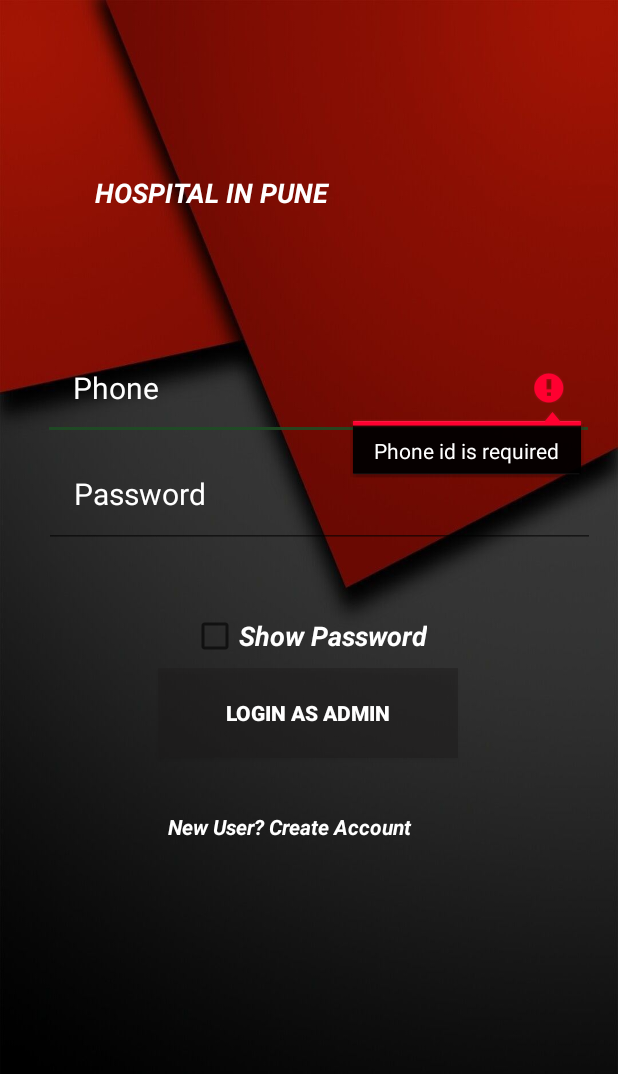
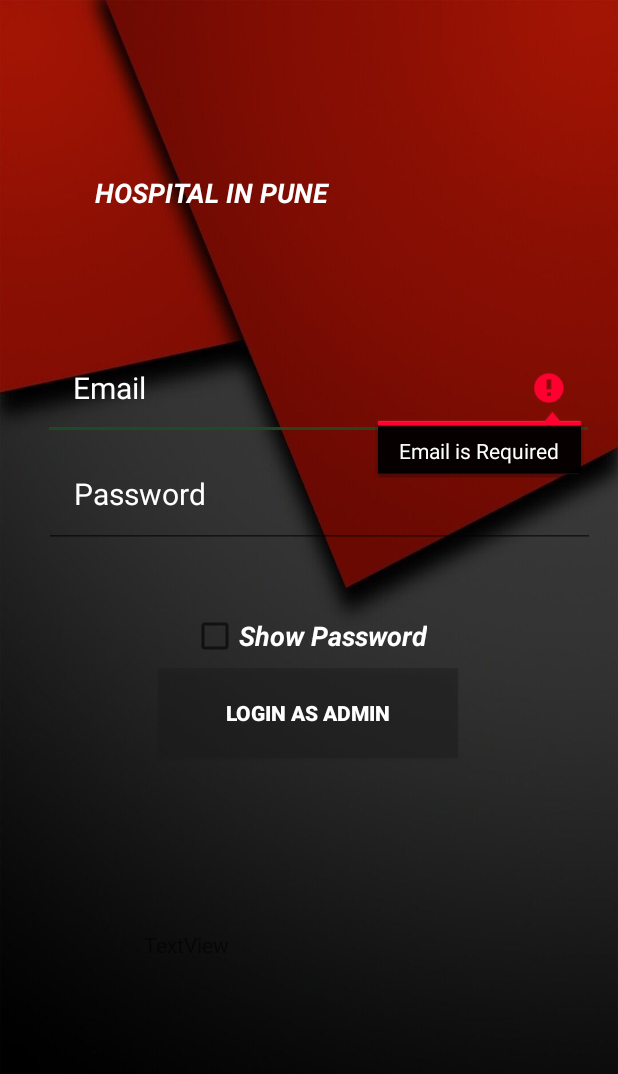
Before and after one commit to vikasvarnekar3/HospitalApp, an Android app: the Login_admin screen opened directly, with no data from a screen before it, after a tap on "LOGIN AS ADMIN", on a phone screen of 412 x 824 dp. Shown: the top 1074 px of the screen. Run offline under Robolectric (Android 15) with nearby library versions, the phone set to English and light mode, and no system bars; our stand-ins replace Firebase (no records; nobody signed in at launch, a user with empty details on screens opened directly).

Commit message:
add firebase autentication for register and login

```diff
--- a/app/src/main/java/com/example/hospitalapp/Login_admin.java
+++ b/app/src/main/java/com/example/hospitalapp/Login_admin.java
@@ -18,6 +18,10 @@ import androidx.annotation.NonNull;
 import androidx.appcompat.app.AppCompatActivity;
 
 import com.example.hospitalapp.Model.Admin;
+import com.google.android.gms.tasks.OnCompleteListener;
+import com.google.android.gms.tasks.Task;
+import com.google.firebase.auth.AuthResult;
+import com.google.firebase.auth.FirebaseAuth;
 import com.google.firebase.database.DataSnapshot;
 import com.google.firebase.database.DatabaseError;
 import com.google.firebase.database.DatabaseReference;
@@ -25,22 +29,24 @@ import com.google.firebase.database.FirebaseDatabase;
 import com.google.firebase.database.ValueEventListener;
 
 public class Login_admin extends AppCompatActivity {
-    EditText mphone,mPassword;
+    EditText mEmail,mPassword;
     Button mLoginBtn;
     TextView mCreateBtn;
     ProgressBar progressBar;
     CheckBox showpassword;
+    FirebaseAuth fAuth;
 
     @Override
     protected void onCreate(Bundle savedInstanceState) {
         super.onCreate(savedInstanceState);
         setContentView(R.layout.activity_login_admin);
         showpassword = findViewById(R.id.showpassword1);
-        mphone = findViewById(R.id.login_phone_admin);
+        mEmail = findViewById(R.id.login_phone_admin);
         mPassword = findViewById(R.id.login_password_admin);
         progressBar = findViewById(R.id.progressBar2);
         mLoginBtn = findViewById(R.id.login_admin);
-        mCreateBtn = findViewById(R.id.Register_here1);
+        mCreateBtn = findViewById(R.id.textView6);
+        fAuth = FirebaseAuth.getInstance();
 
         showpassword.setOnCheckedChangeListener(new CompoundButton.OnCheckedChangeListener() {
             @Override
@@ -59,13 +65,12 @@ public class Login_admin extends AppCompatActivity {
         mLoginBtn.setOnClickListener(new View.OnClickListener()
         {
             @Override
-            public void onClick(View v)
-            {
+            public void onClick(View v) {
 
-                final String phone = mphone.getText().toString().trim();
+                final String email = mEmail.getText().toString().trim();
                 final String password = mPassword.getText().toString().trim();
-                if (TextUtils.isEmpty(phone)) {
-                    mphone.setError("Phone id is required");
+                if (TextUtils.isEmpty(email)) {
+                    mEmail.setError("Email is Required");
                     return;
                 }
                 if (TextUtils.isEmpty(password)) {
@@ -79,57 +84,29 @@ public class Login_admin extends AppCompatActivity {
 
                 progressBar.setVisibility(View.VISIBLE);
 
-                final DatabaseReference RootRef;
-                RootRef = FirebaseDatabase.getInstance().getReference();
-                RootRef.addListenerForSingleValueEvent(new ValueEventListener() {
+                fAuth.signInWithEmailAndPassword(email, password).addOnCompleteListener(new OnCompleteListener<AuthResult>() {
                     @Override
-                    public void onDataChange(@NonNull DataSnapshot dataSnapshot) {
-                        if(dataSnapshot.child("Admin").child(phone).exists())
-                        {
-                            Admin userData =dataSnapshot.child("Admin").child(phone).getValue(Admin.class);
-
-                            if(userData.getPhone_no().equals(phone))
-                            {
-                                if(userData.getPassword().equals(password))
-                                {
-
-                                    Toast.makeText(Login_admin.this, "Welcome admin, Logged in successfully" , Toast.LENGTH_SHORT).show();
-
-                                    finish();
-
-                                }
-                                else
-                                {
-                                    Toast.makeText(Login_admin.this, "Password is incorrect.", Toast.LENGTH_SHORT).show();
-                                    progressBar.setVisibility(View.INVISIBLE);
-                                }
-                            }
-                        }
-                        else
-                        {
-                            Toast.makeText(Login_admin.this, "Account with this  " + phone + "number do not exist", Toast.LENGTH_SHORT).show();
-                            Toast.makeText(Login_admin.this, "You need to create a new account.", Toast.LENGTH_SHORT).show();
-                            progressBar.setVisibility(View.INVISIBLE);
+                    public void onComplete(@NonNull Task<AuthResult> task) {
+                        if (task.isSuccessful()) {
+                            Toast.makeText(Login_admin.this, "Logged in Successfully", Toast.LENGTH_SHORT).show();
+                            startActivity(new Intent(getApplicationContext(), main.class));
+                        } else {
+                            Toast.makeText(Login_admin.this, "Error ! " + task.getException().getMessage(), Toast.LENGTH_SHORT).show();
                         }
                     }
+                });
 
+
+                mCreateBtn.setOnClickListener(new View.OnClickListener() {
                     @Override
-                    public void onCancelled(@NonNull DatabaseError databaseError)
-                    {
-
+                    public void onClick(View v) {
+                        Intent intent = new Intent(Login_admin.this,Registration_admin.class);
+                        startActivity(intent);
+                        finish();
                     }
                 });
             }
-        });
-        mCreateBtn.setOnClickListener(new View.OnClickListener() {
-            @Override
-            public void onClick(View v)
-            {
-                Intent createintent =new Intent(Login_admin.this,Registration_admin.class);
-                startActivity(createintent);
-                finish();
-            }
-        });
+     });
 
 
     }
--- a/app/src/main/java/com/example/hospitalapp/MainActivity.java
+++ b/app/src/main/java/com/example/hospitalapp/MainActivity.java
@@ -27,8 +27,7 @@ public class MainActivity extends AppCompatActivity {
             @Override
             public void onClick(View v)
             {
-                Intent intent =new Intent(MainActivity.this,Registration_user
-                        .class);
+                Intent intent =new Intent(MainActivity.this,Registration_user.class);
                 startActivity(intent);
             }
         });
--- a/app/src/main/res/layout/activity_login_admin.xml
+++ b/app/src/main/res/layout/activity_login_admin.xml
@@ -1,6 +1,7 @@
 <?xml version="1.0" encoding="UTF-8"?>
 
-<androidx.constraintlayout.widget.ConstraintLayout xmlns:android="http://schemas.android.com/apk/res/android"
+<androidx.constraintlayout.widget.ConstraintLayout
+    xmlns:android="http://schemas.android.com/apk/res/android"
     xmlns:app="http://schemas.android.com/apk/res-auto"
     xmlns:tools="http://schemas.android.com/tools"
     android:layout_width="match_parent"
@@ -31,8 +32,8 @@
         android:layout_height="69dp"
         android:layout_alignParentTop="true"
         android:layout_marginTop="28dp"
-        android:hint="Phone"
-        android:inputType="number"
+        android:hint="Email"
+        android:inputType="textEmailAddress"
         android:padding="20dp"
         android:textColor="@color/white"
 
@@ -103,26 +104,6 @@
         app:layout_constraintStart_toStartOf="parent"
         app:layout_constraintTop_toBottomOf="@+id/login_password_admin" />
 
-    <TextView
-
-        android:id="@+id/Register_here1"
-        android:layout_width="251dp"
-        android:layout_height="39dp"
-        android:layout_marginTop="36dp"
-        android:text="  New User? Create Account"
-        android:textColor="@color/white"
-        android:textColorHighlight="@color/white"
-        android:textColorHint="@color/white"
-        android:textColorLink="@color/white"
-        android:textSize="14sp"
-        android:textStyle="bold|italic"
-        app:layout_constraintBottom_toBottomOf="parent"
-        app:layout_constraintEnd_toEndOf="parent"
-        app:layout_constraintHorizontal_bias="0.656"
-        app:layout_constraintStart_toStartOf="parent"
-        app:layout_constraintTop_toBottomOf="@+id/login_admin"
-        app:layout_constraintVertical_bias="0.0" />
-
     <ProgressBar
         android:id="@+id/progressBar2"
         style="?android:attr/progressBarStyle"
@@ -135,4 +116,16 @@
         app:layout_constraintStart_toStartOf="parent"
         app:layout_constraintTop_toBottomOf="@+id/Register_here1" />
 
+    <TextView
+        android:id="@+id/textView6"
+        android:layout_width="230dp"
+        android:layout_height="70dp"
+        android:text="TextView"
+        app:layout_constraintBottom_toBottomOf="parent"
+        app:layout_constraintEnd_toEndOf="parent"
+        app:layout_constraintHorizontal_bias="0.526"
+        app:layout_constraintStart_toStartOf="parent"
+        app:layout_constraintTop_toTopOf="@+id/progressBar2"
+        app:layout_constraintVertical_bias="0.822" />
+
 </androidx.constraintlayout.widget.ConstraintLayout>
--- a/app/src/main/res/layout/activity_registration_user.xml
+++ b/app/src/main/res/layout/activity_registration_user.xml
@@ -150,7 +150,7 @@
         app:layout_constraintTop_toBottomOf="@+id/register_password_user" />
 
     <TextView
-        android:id="@+id/Login_here1"
+        android:id="@+id/Login2"
         android:layout_width="266dp"
         android:layout_height="32dp"
         android:layout_marginTop="24dp"
```
Also changed, not shown: app/src/main/java/com/example/hospitalapp/Login_user.java (+31 -55 lines), app/src/main/java/com/example/hospitalapp/Registration_admin.java (+41 -75 lines), app/src/main/java/com/example/hospitalapp/Registration_user.java (+42 -70 lines), app/src/main/res/layout/activity_login_user.xml (+7 -4 lines), app/src/main/res/layout/activity_registration_admin.xml (+18 -14 lines).
